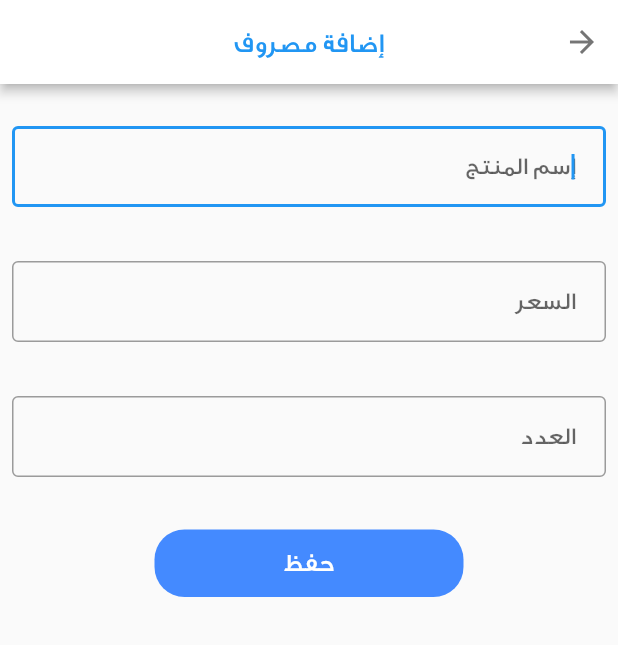
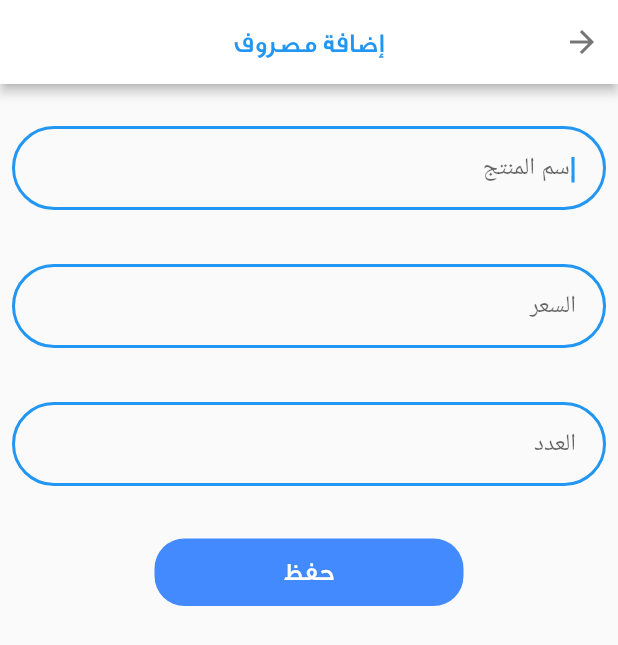
Before and after one commit to muhammadkamel/masrofnaa, a Flutter app: the AddNewMasrof screen opened directly with empty values, on a phone screen of 412 x 824 dp. Shown: the top 645 px of the screen. Run offline on Flutter 3.47's test engine with Material 2 defaults, Android fonts, the phone set to English and light mode, and no system bars; our stand-ins replace sqflite; accounts and stored records are empty.

```diff
--- a/lib/ui/pages/add_new_item.dart
+++ b/lib/ui/pages/add_new_item.dart
@@ -109,6 +109,9 @@ class _AddNewMasrofState extends State<AddNewMasrof> {
                   Padding(
                     padding: const EdgeInsets.all(8.0),
                     child: TextFormField(
+                      style: TextStyle(
+                        fontFamily: 'Montserrat',
+                      ),
                       focusNode: focus,
                       onChanged: (val) {
                         setState(() {
@@ -131,6 +134,9 @@ class _AddNewMasrofState extends State<AddNewMasrof> {
                   Padding(
                     padding: const EdgeInsets.all(8.0),
                     child: TextFormField(
+                      style: TextStyle(
+                        fontFamily: 'Montserrat',
+                      ),
                       onChanged: (val) {
                         setState(() {
                           noItems = double.parse(val);
@@ -141,7 +147,6 @@ class _AddNewMasrofState extends State<AddNewMasrof> {
                       inputFormatters: kInputNoFormats,
                       decoration: kInputDecoration.copyWith(
                         hintText: 'العدد',
-                        hintStyle: TextStyle(),
                       ),
                     ),
                   ),
--- a/lib/ui/pages/view_weeks_price.dart
+++ b/lib/ui/pages/view_weeks_price.dart
@@ -88,10 +88,11 @@ class _CreateAWeekState extends State<CreateAWeek> {
 
                   child: Center(
                     child: Text(
-                      '${myMasrofs.weekMoney}',
+                      '${(myMasrofs.weekMoney).toStringAsFixed(1)}',
                       style: kText.copyWith(
                         fontWeight: FontWeight.bold,
                         fontSize: 22,
+                        fontFamily: 'Montserrat',
                       ),
                     ),
                   ),
--- a/lib/ui/shared/constraints.dart
+++ b/lib/ui/shared/constraints.dart
@@ -33,16 +33,32 @@ const String kNoPrice = 'لم يتم إضافة أي منتج';
 const String kPriceContent = 'المبلغ الإجمالي';
 const String kPriceEG = 'جنية';
 
-const kInputDecoration = InputDecoration(
+final kInputDecoration = InputDecoration(
   contentPadding: EdgeInsets.symmetric(horizontal: 20, vertical: 17),
   hintText: '',
   hintStyle: TextStyle(
     fontSize: 16,
+    fontFamily: 'Montserrat',
   ),
   border: OutlineInputBorder(
+    borderRadius: BorderRadius.circular(100.0),
     borderSide: BorderSide(
       width: 2,
-      color: Colors.orange,
+      color: Colors.blue,
+    ),
+  ),
+  enabledBorder: OutlineInputBorder(
+    borderRadius: BorderRadius.circular(100.0),
+    borderSide: BorderSide(
+      width: 2,
+      color: Colors.blue,
+    ),
+  ),
+  disabledBorder: OutlineInputBorder(
+    borderRadius: BorderRadius.circular(100.0),
+    borderSide: BorderSide(
+      width: 2,
+      color: Colors.green,
     ),
   ),
 );
```
Also changed, not shown: lib/ui/pages/view_added_items.dart (+68 -10 lines).
